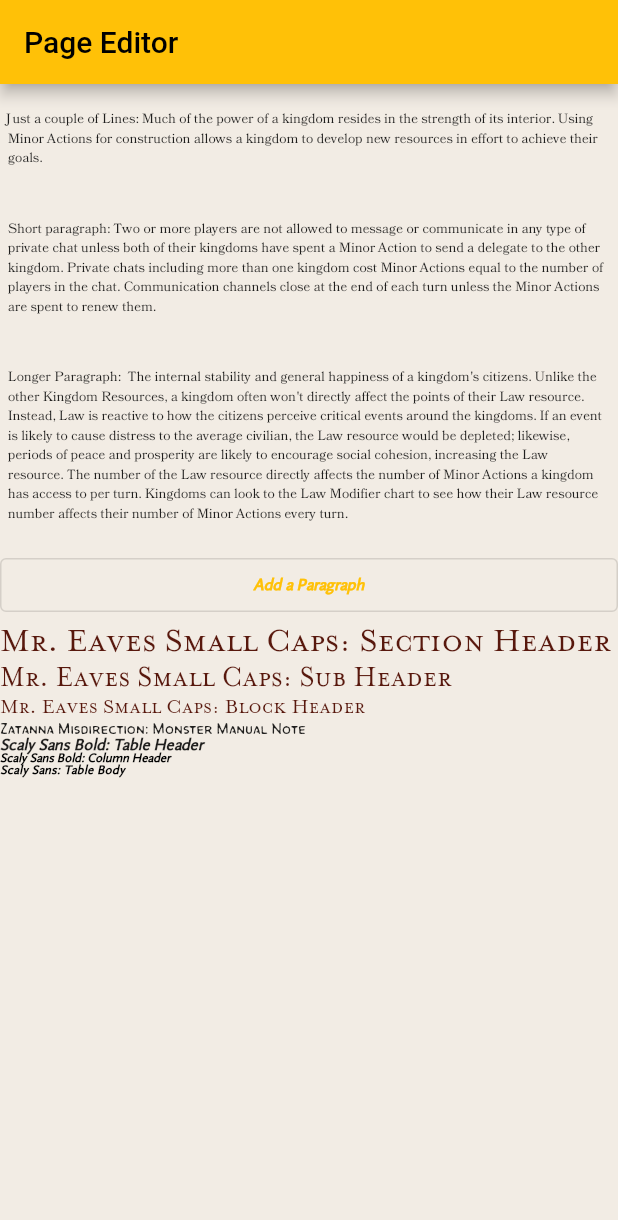
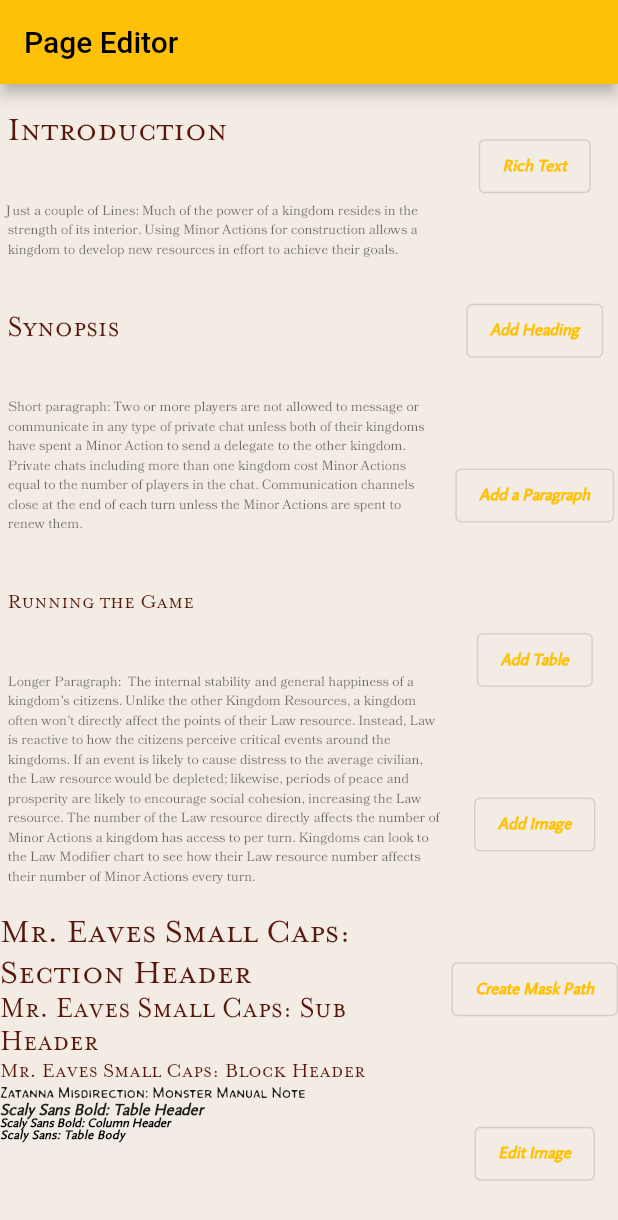
Before and after one commit to trevclaridge/DnD_Homebrew_Editor, a Flutter app: the screen it shows after launch, on a phone screen of 412 x 824 dp. Shown: the top 1220 px of the screen. Run offline on Flutter 3.47's test engine with Material 2 defaults, Android fonts, the light colour scheme and no system bars.

Commit message:
better test data; pageblock

```diff
--- a/lib/main.dart
+++ b/lib/main.dart
@@ -1,9 +1,19 @@
 import 'package:flutter/material.dart';
 import 'package:homebrew_editor/view/view.dart';
 import 'package:homebrew_editor/model/model.dart';
+import 'package:provider/provider.dart';
 
 void main() {
-  runApp(const MyApp());
+  runApp(
+    MultiProvider(
+      providers: [
+        ChangeNotifierProvider(
+          create: (context) => Data(),
+        )
+      ],
+      child: const MyApp(),
+    ),
+  );
 }
 
 class MyApp extends StatelessWidget {
--- /dev/null
+++ b/lib/model/data.dart
@@ -0,0 +1,52 @@
+part of model;
+
+class Data with ChangeNotifier {
+  //Singleton pattern
+  static final Data _data = Data._internal();
+  factory Data() {
+    return _data;
+  }
+  Data._internal();
+
+  List<String> get titles => _titles;
+  List<String> get paragraphs => _paragraphs;
+
+  //test lists - starting data
+  final List<String> _titles = <String>[
+    'Introduction',
+    'Synopsis',
+    'Running the Game'
+  ];
+  final List<String> _paragraphs = <String>[
+    'Just a couple of Lines: Much of the power of a kingdom resides in the strength of its interior. Using Minor Actions for construction allows a kingdom to develop new resources in effort to achieve their goals.',
+    'Short paragraph: Two or more players are not allowed to message or communicate in any type of private chat unless both of their kingdoms have spent a Minor Action to send a delegate to the other kingdom. Private chats including more than one kingdom cost Minor Actions equal to the number of players in the chat. Communication channels close at the end of each turn unless the Minor Actions are spent to renew them.',
+    'Longer Paragraph:  The internal stability and general happiness of a kingdom\'s citizens. Unlike the other Kingdom Resources, a kingdom often won\'t directly affect the points of their Law resource. Instead, Law is reactive to how the citizens perceive critical events around the kingdoms. If an event is likely to cause distress to the average civilian, the Law resource would be depleted; likewise, periods of peace and prosperity are likely to encourage social cohesion, increasing the Law resource. The number of the Law resource directly affects the number of Minor Actions a kingdom has access to per turn. Kingdoms can look to the Law Modifier chart to see how their Law resource number affects their number of Minor Actions every turn.'
+  ];
+
+  var theme = CustomTheme();
+  final List<Widget> dataInOrder = <Widget>[
+    PageBlock(
+        blockStyle: CustomTheme.defaultTheme.textTheme.displayLarge!,
+        content: 'Introduction'),
+    PageBlock(
+      blockStyle: CustomTheme.defaultTheme.textTheme.bodySmall!,
+      content:
+          'Just a couple of Lines: Much of the power of a kingdom resides in the strength of its interior. Using Minor Actions for construction allows a kingdom to develop new resources in effort to achieve their goals.',
+    ),
+    PageBlock(
+        blockStyle: CustomTheme.defaultTheme.textTheme.displayMedium!,
+        content: 'Synopsis'),
+    PageBlock(
+      blockStyle: CustomTheme.defaultTheme.textTheme.bodySmall!,
+      content:
+          'Short paragraph: Two or more players are not allowed to message or communicate in any type of private chat unless both of their kingdoms have spent a Minor Action to send a delegate to the other kingdom. Private chats including more than one kingdom cost Minor Actions equal to the number of players in the chat. Communication channels close at the end of each turn unless the Minor Actions are spent to renew them.',
+    ),
+    PageBlock(
+        blockStyle: CustomTheme.defaultTheme.textTheme.displaySmall!,
+        content: 'Running the Game'),
+    PageBlock(
+        blockStyle: CustomTheme.defaultTheme.textTheme.bodySmall!,
+        content:
+            'Longer Paragraph:  The internal stability and general happiness of a kingdom\'s citizens. Unlike the other Kingdom Resources, a kingdom often won\'t directly affect the points of their Law resource. Instead, Law is reactive to how the citizens perceive critical events around the kingdoms. If an event is likely to cause distress to the average civilian, the Law resource would be depleted; likewise, periods of peace and prosperity are likely to encourage social cohesion, increasing the Law resource. The number of the Law resource directly affects the number of Minor Actions a kingdom has access to per turn. Kingdoms can look to the Law Modifier chart to see how their Law resource number affects their number of Minor Actions every turn.'),
+  ];
+}
--- a/lib/model/model.dart
+++ b/lib/model/model.dart
@@ -2,5 +2,7 @@ library model;
 
 import 'package:flutter/material.dart';
 import 'package:homebrew_editor/view/view.dart';
+import 'package:provider/provider.dart';
 
 part 'paragraph.dart';
+part 'data.dart';
--- a/lib/view/screens.dart/page_editor.dart
+++ b/lib/view/screens.dart/page_editor.dart
@@ -8,86 +8,58 @@ class PageEditor extends StatefulWidget {
 }
 
 class _PageEditorState extends State<PageEditor> {
-  //test lists
-  List<String> titles = <String>[
-    'Introduction',
-    'Synopsis',
-    'Running the Game'
-  ];
-  List<String> paragraphs = <String>[
-    'Just a couple of Lines: Much of the power of a kingdom resides in the strength of its interior. Using Minor Actions for construction allows a kingdom to develop new resources in effort to achieve their goals.',
-    'Short paragraph: Two or more players are not allowed to message or communicate in any type of private chat unless both of their kingdoms have spent a Minor Action to send a delegate to the other kingdom. Private chats including more than one kingdom cost Minor Actions equal to the number of players in the chat. Communication channels close at the end of each turn unless the Minor Actions are spent to renew them.',
-    'Longer Paragraph:  The internal stability and general happiness of a kingdom\'s citizens. Unlike the other Kingdom Resources, a kingdom often won\'t directly affect the points of their Law resource. Instead, Law is reactive to how the citizens perceive critical events around the kingdoms. If an event is likely to cause distress to the average civilian, the Law resource would be depleted; likewise, periods of peace and prosperity are likely to encourage social cohesion, increasing the Law resource. The number of the Law resource directly affects the number of Minor Actions a kingdom has access to per turn. Kingdoms can look to the Law Modifier chart to see how their Law resource number affects their number of Minor Actions every turn.'
-  ];
-
+  var data = Data();
   @override
   Widget build(BuildContext context) {
     return Scaffold(
       appBar: AppBar(
         title: const Text('Page Editor'),
       ),
-      body: Center(
-        child: ListView(
+      body: Row(
+        mainAxisAlignment: MainAxisAlignment.end,
+        mainAxisSize: MainAxisSize.max,
         children: [
-            // Page(titles, paragraphs),
-            ListView.builder(
-              shrinkWrap: true,
-              itemCount: paragraphs.length,
-              itemBuilder: ((context, index) {
-                return Container(
-                  margin: const EdgeInsets.all(5.0),
-                  child: TextField(
-                    style: const TextStyle(
-                        fontFamily: 'Bookinsanity', fontSize: 9.0),
-                    maxLines: null,
-                    decoration: const InputDecoration(border: InputBorder.none),
-                    controller: TextEditingController(text: paragraphs[index]),
-                  ),
-                );
-              }),
+          Page(),
+          Column(
+            mainAxisAlignment: MainAxisAlignment.spaceAround,
+            children: [
+              OutlinedButton(
+                onPressed: () {},
+                child: const Text('Rich Text'),
               ),
               OutlinedButton(
                 onPressed: () {
-                _addParagraph();
+                  data.dataInOrder.add(PageBlock(
+                      blockStyle: Theme.of(context).textTheme.displayLarge!,
+                      content: 'Adding a New Heading'));
+                  setState(() {});
                 },
+                child: const Text('Add Heading'),
+              ),
+              OutlinedButton(
+                onPressed: () {},
                 child: const Text('Add a Paragraph'),
               ),
-            Text(
-              'Mr. Eaves Small Caps: Section Header',
-              style: Theme.of(context).textTheme.displayLarge,
+              OutlinedButton(
+                onPressed: () {},
+                child: const Text('Add Table'),
               ),
-            Text(
-              'Mr. Eaves Small Caps: Sub Header',
-              style: Theme.of(context).textTheme.displayMedium,
+              OutlinedButton(
+                onPressed: () {},
+                child: const Text('Add Image'),
               ),
-            Text(
-              'Mr. Eaves Small Caps: Block Header',
-              style: Theme.of(context).textTheme.displaySmall,
+              OutlinedButton(
+                onPressed: () {},
+                child: const Text('Create Mask Path'),
               ),
-            Text(
-              'Zatanna Misdirection: Monster Manual Note',
-              style: Theme.of(context).textTheme.bodyMedium,
+              OutlinedButton(
+                onPressed: () {},
+                child: const Text('Edit Image'),
               ),
-            Text(
-              'Scaly Sans Bold: Table Header',
-              style: Theme.of(context).textTheme.labelLarge,
-            ),
-            Text('Scaly Sans Bold: Column Header',
-                style: Theme.of(context).textTheme.labelMedium),
-            Text('Scaly Sans: Table Body',
-                style: Theme.of(context).textTheme.labelSmall),
-            // OutlinedButton(
-            //   onPressed: () {},
-            //   child: const Text('Add a Title'),
-            // ),
             ],
-        ),
+          )
+        ],
       ),
     );
   }
-
-  _addParagraph() {
-    paragraphs.add('');
-    setState(() {});
 }
-}
--- a/lib/view/view.dart
+++ b/lib/view/view.dart
@@ -2,9 +2,11 @@ library view;
 
 import 'package:flutter/material.dart';
 import 'package:homebrew_editor/model/model.dart';
+import 'package:provider/provider.dart';
 
 part 'theme/theme.dart';
 part 'theme/palette.dart';
 part 'screens.dart/page_editor.dart';
 part 'widgets/paragraph_field.dart';
 part 'widgets/page.dart';
+part 'widgets/page_block.dart';
--- a/lib/view/widgets/page.dart
+++ b/lib/view/widgets/page.dart
@@ -1,26 +1,71 @@
 part of view;
 
 class Page extends StatelessWidget {
-  const Page(this.titles, this.paragraphs, {Key? key}) : super(key: key);
+  Page({Key? key}) : super(key: key);
 
-  final List<String> titles;
-  final List<String> paragraphs;
+  var data = Data();
 
   @override
   Widget build(BuildContext context) {
-    List<TextEditingController> _controllers = [];
-    List<TextField> _fields = [];
-    return ListView.builder(
-      shrinkWrap: true,
-      itemCount: _fields.length,
-      itemBuilder: ((context, index) {
-        return Container(
-          margin: const EdgeInsets.all(5.0),
-          child: TextField(
-            controller: TextEditingController(text: paragraphs[index]),
+    return Expanded(
+      child: ListView(
+        children: [
+          // ListView.builder(
+          //   shrinkWrap: true,
+          //   itemCount: data.paragraphs.length,
+          //   itemBuilder: ((context, index) {
+          //     return Container(
+          //       margin: const EdgeInsets.all(5.0),
+          //       child: TextField(
+          //         style: const TextStyle(
+          //             fontFamily: 'Bookinsanity', fontSize: 9.0),
+          //         maxLines: null,
+          //         decoration: const InputDecoration(border: InputBorder.none),
+          //         controller:
+          //             TextEditingController(text: data.paragraphs[index]),
+          //       ),
+          //     );
+          //   }),
+          // ),
+          ListView.builder(
+            shrinkWrap: true,
+            itemCount: data.dataInOrder.length,
+            itemBuilder: ((context, index) {
+              return Container(
+                  margin: EdgeInsets.all(5.0), child: data.dataInOrder[index]);
+            }),
           ),
-        );
-      }),
+
+          Text(
+            'Mr. Eaves Small Caps: Section Header',
+            style: Theme.of(context).textTheme.displayLarge,
+          ),
+          Text(
+            'Mr. Eaves Small Caps: Sub Header',
+            style: Theme.of(context).textTheme.displayMedium,
+          ),
+          Text(
+            'Mr. Eaves Small Caps: Block Header',
+            style: Theme.of(context).textTheme.displaySmall,
+          ),
+          Text(
+            'Zatanna Misdirection: Monster Manual Note',
+            style: Theme.of(context).textTheme.bodyMedium,
+          ),
+          Text(
+            'Scaly Sans Bold: Table Header',
+            style: Theme.of(context).textTheme.labelLarge,
+          ),
+          Text('Scaly Sans Bold: Column Header',
+              style: Theme.of(context).textTheme.labelMedium),
+          Text('Scaly Sans: Table Body',
+              style: Theme.of(context).textTheme.labelSmall),
+          // OutlinedButton(
+          //   onPressed: () {},
+          //   child: const Text('Add a Title'),
+          // ),
+        ],
+      ),
     );
   }
 }
--- /dev/null
+++ b/lib/view/widgets/page_block.dart
@@ -0,0 +1,22 @@
+part of view;
+
+class PageBlock extends StatelessWidget {
+  const PageBlock({
+    required this.blockStyle,
+    required this.content,
+    Key? key,
+  }) : super(key: key);
+
+  final TextStyle blockStyle;
+  final String content;
+
+  @override
+  Widget build(BuildContext context) {
+    return TextField(
+      style: blockStyle,
+      decoration: const InputDecoration(border: InputBorder.none),
+      maxLines: null,
+      controller: TextEditingController(text: content),
+    );
+  }
+}
--- a/pubspec.yaml
+++ b/pubspec.yaml
@@ -35,6 +35,7 @@ dependencies:
   # Use with the CupertinoIcons class for iOS style icons.
   cupertino_icons: ^1.0.2
   flutter_quill: ^4.0.10
+  provider: ^6.0.2
 
 dev_dependencies:
   flutter_test:
```
Also changed, not shown: pubspec.lock. Lines whose indentation alone changed are shown as unchanged.
